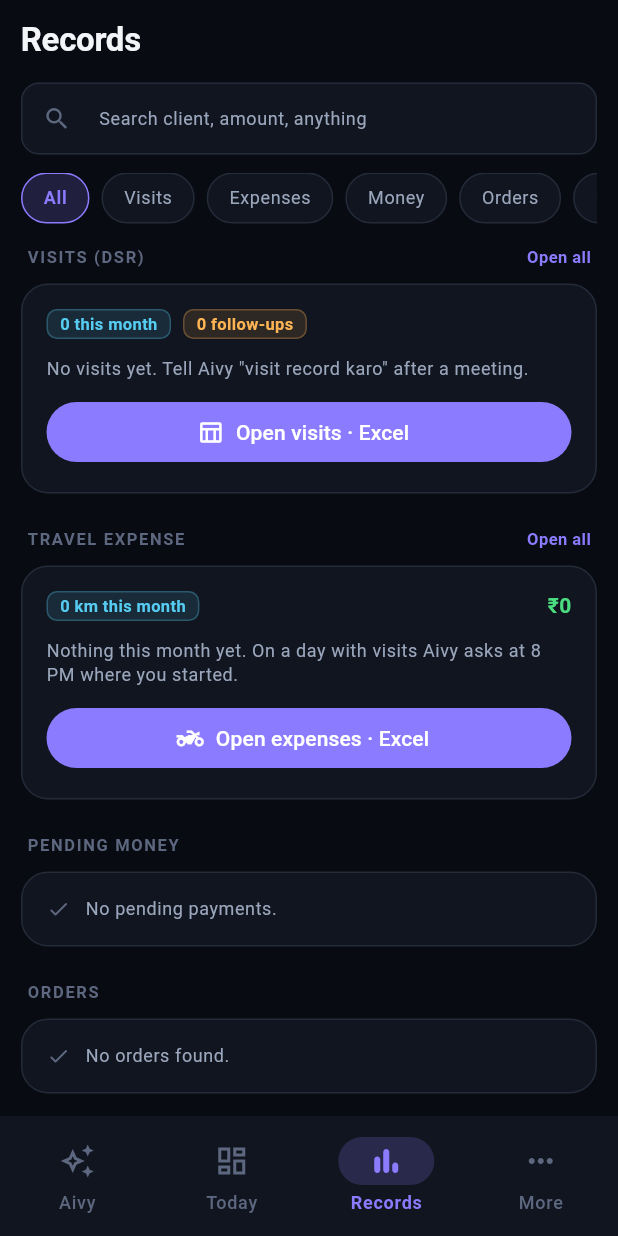
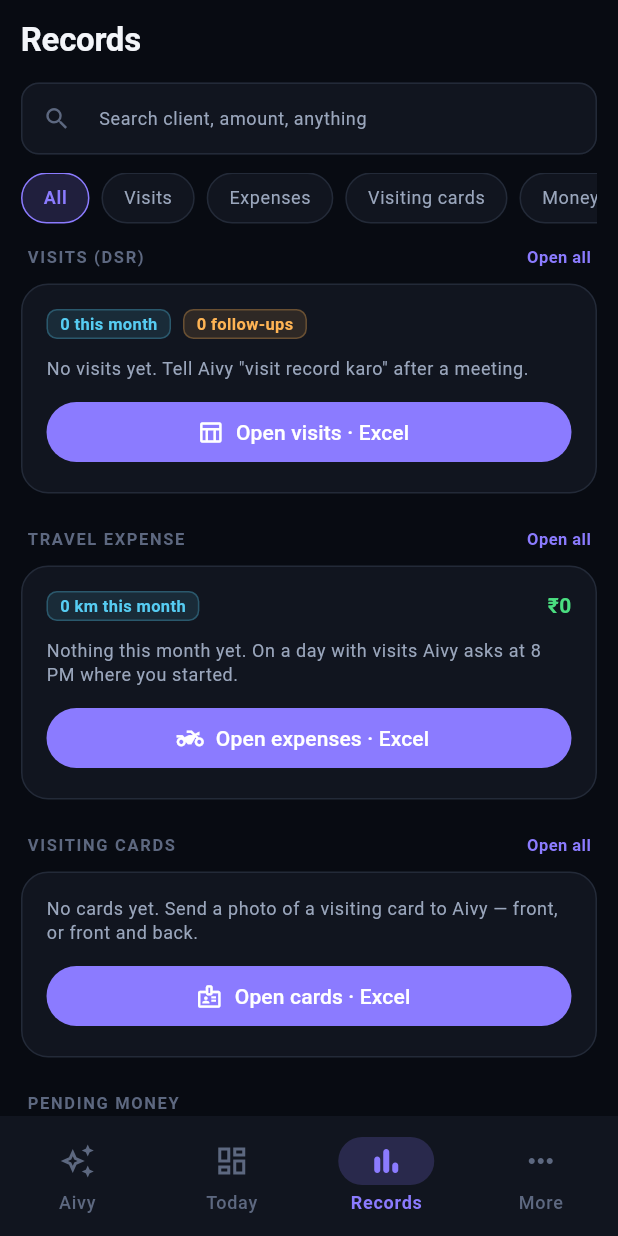
Before and after one commit to Satyam28041993/Aivy, a Flutter app: the screen it shows once a user with an empty profile is signed in, item 3 of the bottom bar chosen, on a phone screen of 412 x 824 dp. Run offline on Flutter 3.47's test engine with Material 3 defaults, Android fonts, the phone set to English and light mode, and no system bars; our stand-ins replace audioplayers, cloud_firestore, cloud_functions, file_picker, firebase_auth, firebase_core and 10 more; missing offline and left inert: dart:html, excel, file_saver, firebase_app_check; accounts and stored records are empty; network calls fail.

Commit message:
cards: keep a visiting card's front and back on one contact, and show them in Records
Two photos in one message are one card; a back sent later adds to the
contact saved from the front. Updates only add, so a back without a
number keeps the front's. Card photos are stored with the contact from
the turn's own upload record, which also gives library items their file.
Records gets a Visiting cards section and screen with the photos, Call,
WhatsApp and Download Excel.

Co-Authored-By: Claude Opus 5.5 <noreply@anthropic.com>
Claude-Session: https://claude.ai/code/session_015rrngmutgeBgUty5kJJnpn

```diff
--- a/lib/features/contacts/models/aivy_contact.dart
+++ b/lib/features/contacts/models/aivy_contact.dart
@@ -15,6 +15,7 @@ class AivyContact {
     this.tags = const [],
     this.notes = '',
     this.source,
+    this.cardImages = const [],
     this.createdAtMs = 0,
     this.updatedAtMs = 0,
   });
@@ -28,8 +29,15 @@ class AivyContact {
   final List<String> tags;
   final String notes;
   final String? source;
+
+  /// Storage paths of the visiting card's photos — front, and back if sent.
+  /// Written by Aivy only; the edit screen never touches it.
+  final List<String> cardImages;
   final int createdAtMs;
   final int updatedAtMs;
+
+  /// Came from a visiting card filed through Aivy.
+  bool get isVisitingCard => source == 'visiting_card' || cardImages.isNotEmpty;
 
   /// Lowercase name for matching (Firestore may also store [nameLower]).
   String get nameLower => name.trim().toLowerCase();
@@ -54,6 +62,11 @@ class AivyContact {
       tags: tags,
       notes: '${data['notes'] ?? ''}'.trim(),
       source: data['source'] is String ? data['source'] as String : null,
+      cardImages: [
+        if (data['cardImages'] is List)
+          for (final p in data['cardImages'] as List)
+            if (p is String && p.isNotEmpty) p,
+      ],
       createdAtMs: (data['createdAtMs'] as num?)?.toInt() ?? 0,
       updatedAtMs: (data['updatedAtMs'] as num?)?.toInt() ?? 0,
     );
--- a/lib/features/dashboard/presentation/reports_screen.dart
+++ b/lib/features/dashboard/presentation/reports_screen.dart
@@ -15,6 +15,9 @@ import '../../projects/models/project_models.dart';
 import '../../projects/presentation/project_detail_sheet.dart';
 import '../../reminders/models/reminder_item.dart';
 import '../../tasks/models/task_item.dart';
+import '../../contacts/data/contact_service.dart';
+import '../../contacts/models/aivy_contact.dart';
+import '../../contacts/presentation/visiting_cards_screen.dart';
 import '../../expenses/data/expense_repository.dart';
 import '../../expenses/models/travel_expense.dart';
 import '../../expenses/presentation/expenses_screen.dart';
@@ -52,7 +55,7 @@ class ReportsScreen extends StatefulWidget {
   State<ReportsScreen> createState() => _ReportsScreenState();
 }
 
-enum _Lens { all, visits, expenses, money, orders, quotes, reminders, work }
+enum _Lens { all, visits, expenses, cards, money, orders, quotes, reminders, work }
 
 class _ReportsScreenState extends State<ReportsScreen> {
   late final ChatRepository _repository;
@@ -61,6 +64,7 @@ class _ReportsScreenState extends State<ReportsScreen> {
   late final ProjectRepository _projects;
   late final VisitRepository _visits;
   late final ExpenseRepository _expenses;
+  late final ContactService _contacts;
 
   final TextEditingController _search = TextEditingController();
   _Lens _lens = _Lens.all;
@@ -75,6 +79,7 @@ class _ReportsScreenState extends State<ReportsScreen> {
     _projects = ProjectRepository();
     _visits = VisitRepository();
     _expenses = ExpenseRepository();
+    _contacts = ContactService();
     _search.addListener(() {
       if (mounted) {
         setState(() {});
@@ -164,6 +169,14 @@ class _ReportsScreenState extends State<ReportsScreen> {
                     ),
                     const SizedBox(height: 22),
                   ],
+                  if (_shows(_Lens.cards)) ...[
+                    _CardRecords(
+                      service: _contacts,
+                      userId: widget.userId,
+                      matches: _matches,
+                    ),
+                    const SizedBox(height: 22),
+                  ],
                   if (_shows(_Lens.money)) ...[
                     _MoneyRecords(
                       payments: _payments,
@@ -247,6 +260,7 @@ class _Header extends StatelessWidget {
     _Lens.all: 'All',
     _Lens.visits: 'Visits',
     _Lens.expenses: 'Expenses',
+    _Lens.cards: 'Visiting cards',
     _Lens.money: 'Money',
     _Lens.orders: 'Orders',
     _Lens.quotes: 'Quotations',
@@ -749,6 +763,96 @@ class _ExpenseRecords extends StatelessWidget {
                         onPressed: () => _open(context),
                         icon: const Icon(Icons.two_wheeler_outlined, size: 18),
                         label: const Text('Open expenses · Excel'),
+                      ),
+                    ),
+                  ],
+                ),
+              ),
+          ],
+        );
+      },
+    );
+  }
+}
+
+// ---------------------------------------------------------------------------
+// Visiting cards filed through Aivy — the newest few; all of them, with the
+// card photos and Excel, on their own screen.
+// ---------------------------------------------------------------------------
+
+class _CardRecords extends StatelessWidget {
+  const _CardRecords({
+    required this.service,
+    required this.userId,
+    required this.matches,
+  });
+
+  final ContactService service;
+  final String userId;
+  final bool Function(List<String?>) matches;
+
+  void _open(BuildContext context) {
+    unawaited(VisitingCardsScreen.open(context, userId: userId));
+  }
+
+  @override
+  Widget build(BuildContext context) {
+    return StreamBuilder<List<AivyContact>>(
+      stream: service.watchContacts(userId),
+      builder: (context, snap) {
+        final rows = (snap.data ?? const <AivyContact>[])
+            .where((c) => c.isVisitingCard)
+            .where((c) => matches([c.name, c.company, c.phone, c.email]))
+            .toList()
+          ..sort((a, b) => b.createdAtMs.compareTo(a.createdAtMs));
+        return Column(
+          crossAxisAlignment: CrossAxisAlignment.start,
+          children: [
+            AivySectionHeader(
+              title: 'Visiting cards',
+              count: rows.length,
+              action: 'Open all',
+              onAction: () => _open(context),
+            ),
+            if (!snap.hasData)
+              const AivyCard(child: _Loading())
+            else
+              AivyCard(
+                onTap: () => _open(context),
+                child: Column(
+                  crossAxisAlignment: CrossAxisAlignment.start,
+                  children: [
+                    if (rows.isEmpty)
+                      Text(
+                        'No cards yet. Send a photo of a visiting card to Aivy — front, or front and back.',
+                        style: AivyUi.soft(context),
+                      )
+                    else
+                      for (final c in rows.take(3))
+                        Padding(
+                          padding: const EdgeInsets.only(bottom: 6),
+                          child: Row(
+                            children: [
+                              const Icon(Icons.badge_outlined, size: 16, color: AivyUi.inkFaint),
+                              const SizedBox(width: 8),
+                              Expanded(
+                                child: Text(
+                                  [c.name, c.company].where((s) => s.isNotEmpty).join(' · '),
+                                  style: AivyUi.body(context),
+                                  maxLines: 1,
+                                  overflow: TextOverflow.ellipsis,
+                                ),
+                              ),
+                            ],
+                          ),
+                        ),
+                    const SizedBox(height: 10),
+                    SizedBox(
+                      width: double.infinity,
+                      child: FilledButton.icon(
+                        onPressed: () => _open(context),
+                        icon: const Icon(Icons.badge_outlined, size: 18),
+                        label: const Text('Open cards · Excel'),
                       ),
                     ),
                   ],
```
Also changed, not shown: lib/features/contacts/presentation/visiting_cards_screen.dart (added, +409 -0 lines), 12 other files.
